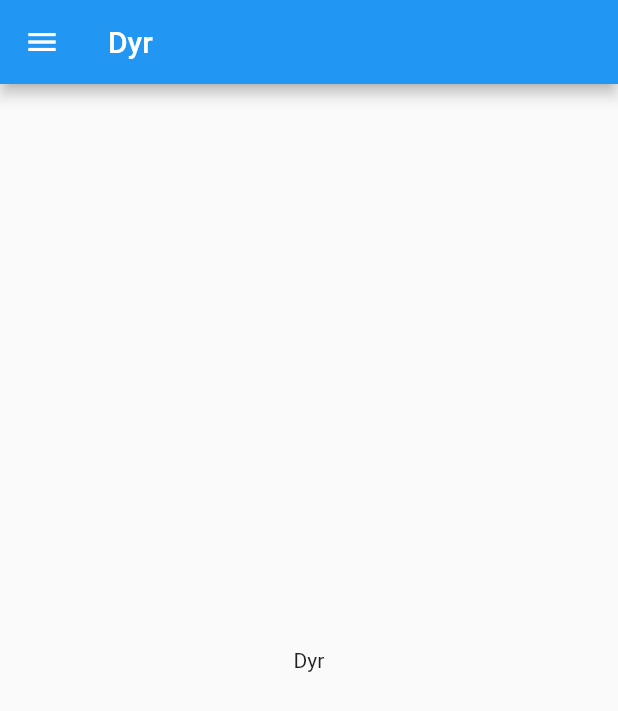
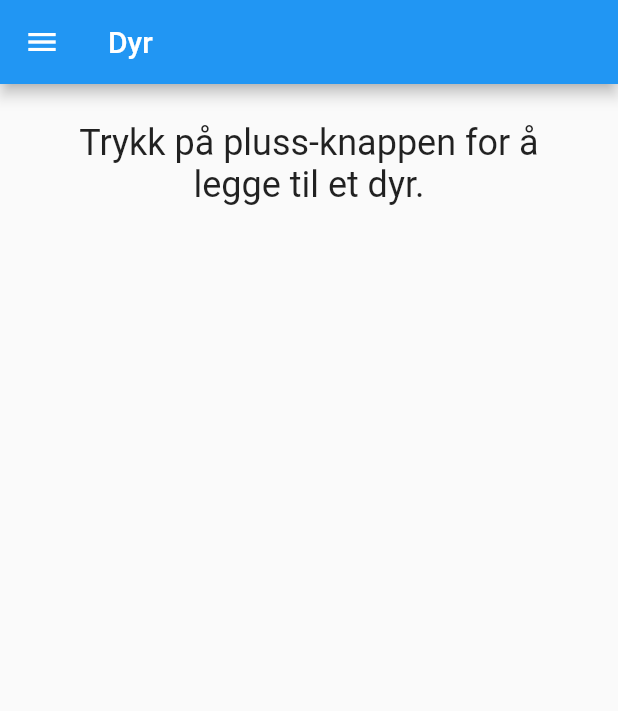
Before and after one commit to DimseBoms/meowdicine, a Flutter app: the AnimalsScreen screen opened by its route, on a phone screen of 412 x 824 dp. Shown: the top 711 px of the screen. Run offline on Flutter 3.47's test engine with Material 2 defaults, Android fonts, the phone set to English and light mode, and no system bars; our stand-ins replace shared_preferences; accounts and stored records are empty; network calls fail.

Commit message:
startet på animals visning

```diff
--- a/lib/screens/animals_screen.dart
+++ b/lib/screens/animals_screen.dart
@@ -1,6 +1,11 @@
+import 'dart:convert';
+
 import 'package:flutter/material.dart';
+import 'package:shared_preferences/shared_preferences.dart';
 
+import '../objects/animal.dart';
 import '../widgets/sidebar.dart';
+import '../http/backend_api.dart';
 
 class AnimalsScreen extends StatefulWidget {
   const AnimalsScreen({Key? key, required this.title}) : super(key: key);
@@ -12,6 +17,44 @@ class AnimalsScreen extends StatefulWidget {
 }
 
 class _AnimalsScreenState extends State<AnimalsScreen> {
+  String _token = '';
+  List<Animal> _animals = [];
+
+  @override
+  initState() {
+    super.initState();
+    _initCredentials();
+  }
+
+  _initCredentials() async {
+    final prefs = await SharedPreferences.getInstance();
+    final token = prefs.getString('token');
+    if (token != null) {
+      setState(() {
+        _token = token;
+      });
+      final response = await BackendApi.getAnimals(token);
+      if (response.statusCode == 200) {
+        final animals = jsonDecode(response.body)['animals'];
+        if (animals != null) {
+          for (var animal in animals) {
+            setState(() {
+              _animals.add(Animal.fromJson(animal));
+            });
+          }
+        }
+      } else {
+        if (context.mounted) {
+          Navigator.pushNamed(context, '/auth_gate');
+        }
+      }
+    } else {
+      if (context.mounted) {
+        Navigator.pushNamed(context, '/auth_gate');
+      }
+    }
+  }
+
   @override
   Widget build(BuildContext context) {
     return Scaffold(
@@ -21,14 +64,37 @@ class _AnimalsScreenState extends State<AnimalsScreen> {
       drawer: const Sidebar(
         title: "Dyr",
       ),
-      body: Center(
-        child: Column(
-          mainAxisAlignment: MainAxisAlignment.center,
-          children: const <Widget>[
-            Text(
-              'Dyr',
-            ),
-          ],
+      body: Stack(
+        children: <Widget>[
+          _buildNoAnimals(context),
+        ],
+      ),
+    );
+  }
+
+  Widget _buildAnimalsGrid() {
+    return GridView.count(
+      crossAxisCount: 2,
+      children: List.generate(4, (index) {
+        return Center(
+          child: Text(
+            'Dyr $index',
+            style: Theme.of(context).textTheme.headlineSmall,
+          ),
+        );
+      }),
+    );
+  }
+
+  Align _buildNoAnimals(BuildContext context) {
+    return Align(
+      alignment: Alignment.topCenter,
+      child: Padding(
+        padding: const EdgeInsets.all(25.0),
+        child: Text(
+          'Trykk på pluss-knappen for å legge til et dyr.',
+          textAlign: TextAlign.center,
+          style: Theme.of(context).textTheme.headlineSmall,
         ),
       ),
     );
```
Also changed, not shown: lib/http/backend_api.dart (+11 -15 lines), lib/objects/animal.dart (+44 -1 lines), lib/objects/prescription.dart (+19 -0 lines), lib/screens/auth_gate_screen.dart (+21 -18 lines).
